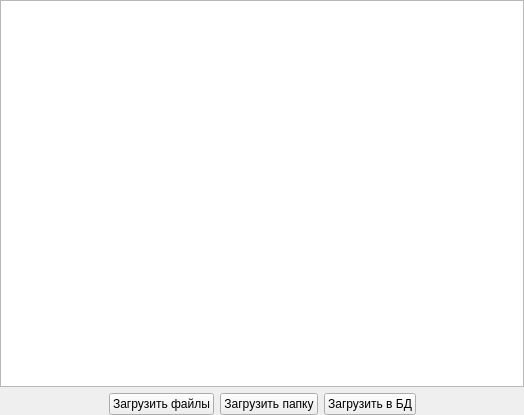
Qt form widgets/dmimportform.ui (wepavel/BLSMark) before a commit.
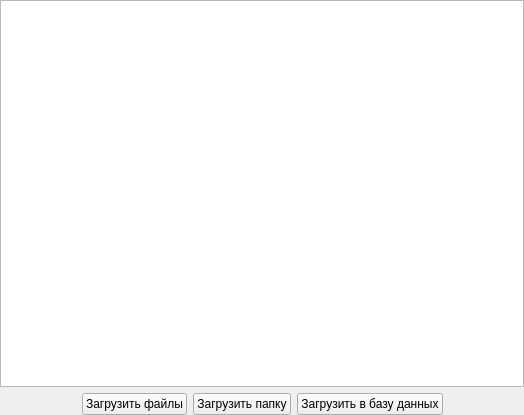
The same form after that commit. Custom widgets are drawn as their Qt base class.

What changed in the file:
```diff
--- a/widgets/dmimportform.ui
+++ b/widgets/dmimportform.ui
@@ -83,7 +83,7 @@
      <item>
       <widget class="QPushButton" name="pb_load_in_db">
        <property name="text">
-        <string>Загрузить в БД</string>
+        <string>Загрузить в базу данных</string>
        </property>
       </widget>
      </item>
```
